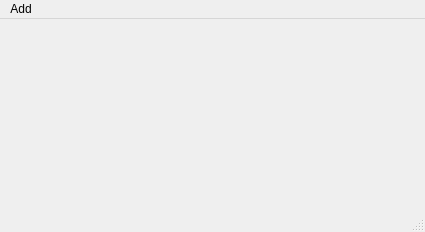
shahabbadihi/airport_managementt, file MyProj/mainwindow.ui: the form before one commit.
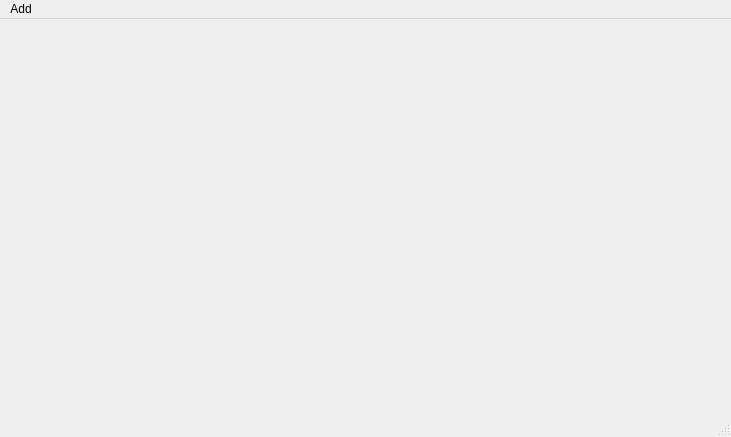
The form after the commit.

Diff of the .ui file:
```diff
--- a/MyProj/mainwindow.ui
+++ b/MyProj/mainwindow.ui
@@ -6,20 +6,22 @@
    <rect>
     <x>0</x>
     <y>0</y>
-    <width>425</width>
-    <height>232</height>
+    <width>731</width>
+    <height>437</height>
    </rect>
   </property>
   <property name="windowTitle">
    <string>MainWindow</string>
   </property>
-  <widget class="QWidget" name="centralwidget"/>
+  <widget class="QWidget" name="centralwidget">
+   <layout class="QHBoxLayout" name="horizontalLayout"/>
+  </widget>
   <widget class="QMenuBar" name="menubar">
    <property name="geometry">
     <rect>
      <x>0</x>
      <y>0</y>
-     <width>425</width>
+     <width>731</width>
      <height>21</height>
     </rect>
    </property>
```
